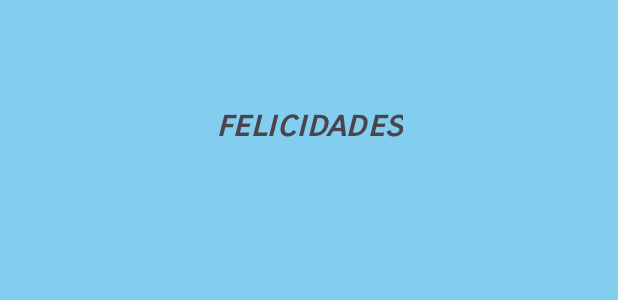
After one commit to kaesly26/juego_memorama, an Android app: the layout winner.xml on its own in the app's theme, with its tools: preview values and no code run, on a phone screen of 412 x 824 dp. The commit adds this screen. Shown: the top 300 px of the screen. Run offline under Robolectric (Android 15) with nearby library versions, the phone set to English and light mode, and no system bars.

Commit message:
declarar al ganador

```diff
--- a/app/build.gradle.kts
+++ b/app/build.gradle.kts
@@ -36,4 +36,6 @@ dependencies {
     testImplementation("junit:junit:4.13.2")
     androidTestImplementation("androidx.test.ext:junit:1.1.5")
     androidTestImplementation("androidx.test.espresso:espresso-core:3.5.1")
+
+    implementation ("androidx.core:core-splashscreen:1.0.0")
 }
--- a/app/src/main/java/com/example/buscar_parejas_juego/NivelFacil.java
+++ b/app/src/main/java/com/example/buscar_parejas_juego/NivelFacil.java
@@ -2,6 +2,7 @@ package com.example.buscar_parejas_juego;
 
 import android.animation.Animator;
 import android.animation.AnimatorListenerAdapter;
+import android.app.Dialog;
 import android.content.Intent;
 import android.media.MediaPlayer;
 import android.os.Bundle;
@@ -45,6 +46,7 @@ public class NivelFacil extends AppCompatActivity {
     // contadores de puntos
     TextView puntos1;
     TextView puntos2;
+    int suma = 0;
     @Override
     protected void onCreate(Bundle savedInstanceState) {
 
@@ -211,21 +213,32 @@ public class NivelFacil extends AppCompatActivity {
                 }
             } else {
                 // sumar puntos
-                if (tur == 1) {
+               if (tur == 1) {
                     int puntosActuales = Integer.parseInt(puntos1.getText().toString());
                     puntosActuales = puntosActuales + 100;
                     puntos1.setText(puntosActuales + "");
                     Log.e("test", puntosActuales + " puntos 1");
-                } else if (tur == 2) {
+
+               } else if (tur == 2) {
                     int puntosActuales = Integer.parseInt(puntos2.getText().toString());
                     puntosActuales = puntosActuales + 100;
-                    puntos2.setText(puntosActuales + "");
+                   puntos2.setText(puntosActuales + "");
+                   Log.e("test", puntosActuales + " puntos 2");
+               }
 
 
-                }
+
                 carta_1.setEnabled(false);
                 carta_2.setEnabled(false);
 
+                suma++;
+                Log.e("test", suma + " suma ");
+                if(suma== 4){
+                    Dialog dialog = new Dialog(NivelFacil.this);
+                    dialog.setContentView(R.layout.winner);
+                    dialog.show();
+                    Log.e("test", suma + " se hicieron todos los pares ");
+                }
 
             }
         }
--- /dev/null
+++ b/app/src/main/res/layout/winner.xml
@@ -0,0 +1,22 @@
+<?xml version="1.0" encoding="utf-8"?>
+<androidx.constraintlayout.widget.ConstraintLayout xmlns:android="http://schemas.android.com/apk/res/android"
+    xmlns:app="http://schemas.android.com/apk/res-auto"
+    xmlns:tools="http://schemas.android.com/tools"
+    android:layout_width="match_parent"
+    android:layout_height="match_parent"
+    android:background="#83CDEF">
+
+    <TextView
+        android:id="@+id/textView8"
+        android:layout_width="wrap_content"
+        android:layout_height="wrap_content"
+        android:layout_marginTop="68dp"
+        android:fontFamily="sans-serif-smallcaps"
+        android:text="felicidades"
+        android:textAlignment="center"
+        android:textSize="24sp"
+        android:textStyle="bold|italic"
+        app:layout_constraintEnd_toEndOf="parent"
+        app:layout_constraintStart_toStartOf="parent"
+        app:layout_constraintTop_toTopOf="parent" />
+</androidx.constraintlayout.widget.ConstraintLayout>
--- a/app/src/main/res/values/themes.xml
+++ b/app/src/main/res/values/themes.xml
@@ -1,14 +1,14 @@
-<resources xmlns:tools="http://schemas.android.com/tools">
+<resources xmlns:tools="http://schemas.android.com/tools" >
     <!-- Base application theme. -->
 
     <style name="Base.Theme.Buscar_parejas_juego" parent="Theme.Material3.DayNight.NoActionBar">
 
         <!-- Customize your light theme here. -->
         <item name="colorPrimary">#00BCD5</item>
-        <item name="android:windowSplashScreenBackground" tools:targetApi="s">#4EBAAA</item>
-        <item name="android:windowSplashScreenAnimatedIcon" tools:targetApi="s">@drawable/vistainicio</item>
-        <item name="android:windowSplashScreenAnimationDuration" tools:targetApi="s">2000</item>
-        <item name="android:windowSplashScreenIconBackgroundColor" tools:targetApi="s">#4EBAAA</item>
+        <item name="android:windowSplashScreenBackground" tools:ignore="NewApi">#C3DCD8</item>
+        <item name="android:windowSplashScreenAnimatedIcon" tools:ignore="NewApi">@drawable/vistainicio</item>
+        <item name="android:windowSplashScreenAnimationDuration" tools:ignore="NewApi">2000</item>
+        <item name="android:statusBarColor" tools:ignore="NewApi">#26D0E6</item>
     </style>
 
     <style name="Theme.Buscar_parejas_juego" parent="Base.Theme.Buscar_parejas_juego" />
```
